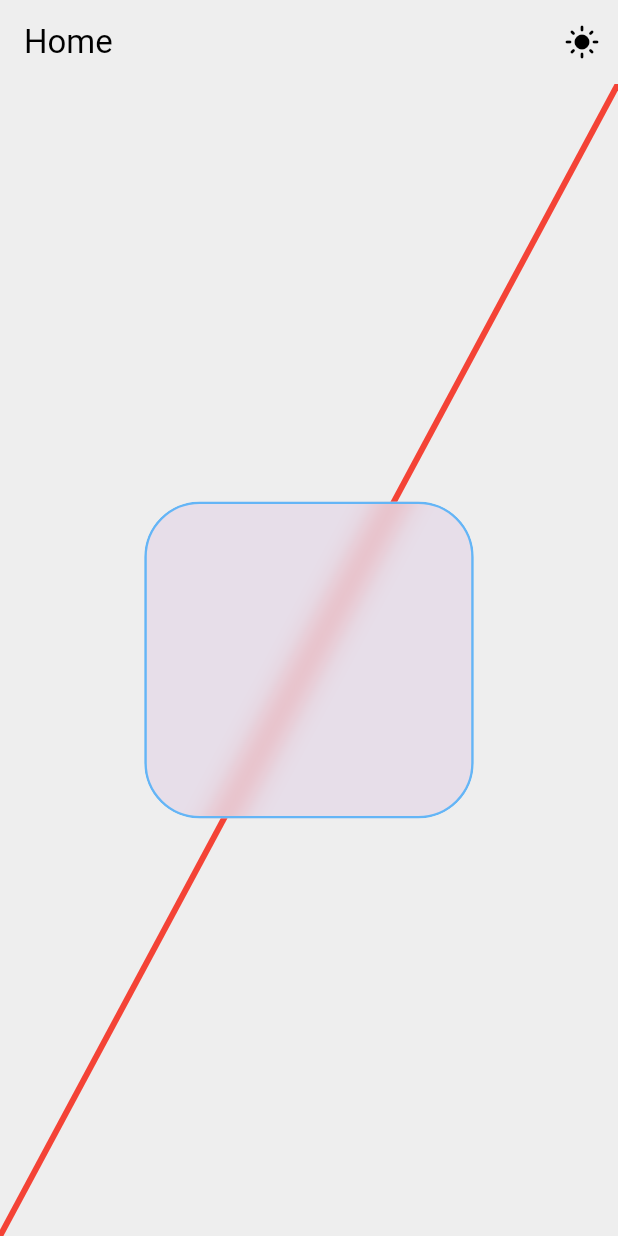
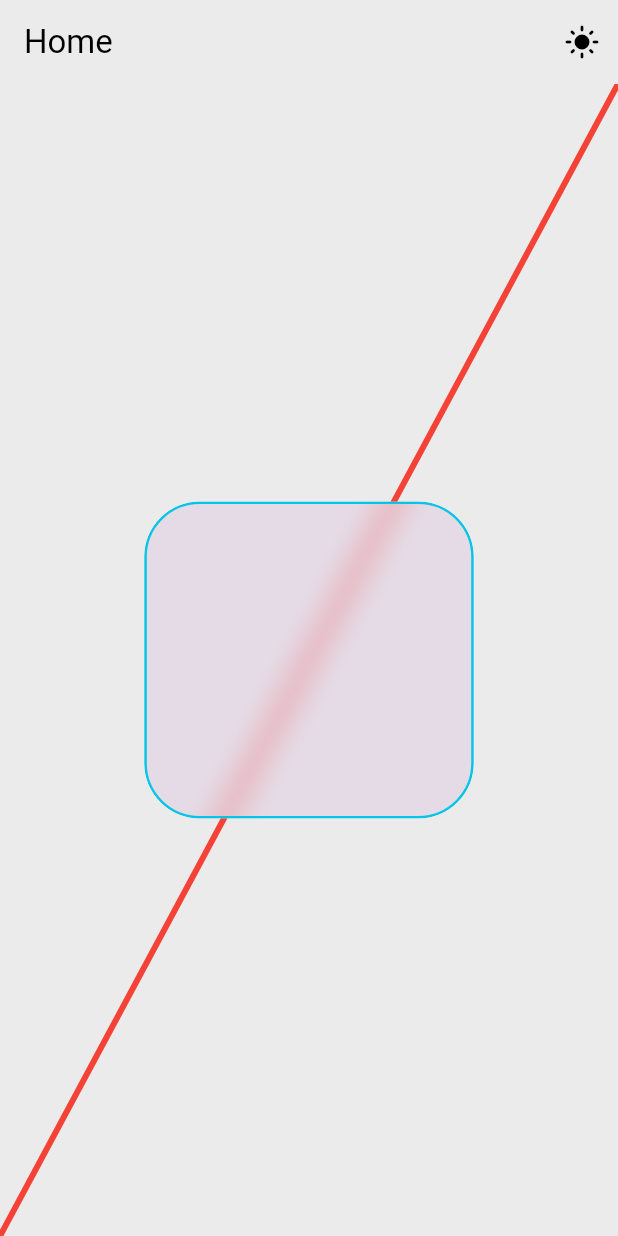
Before and after one commit to YigitAkture/InvesTracker, a Flutter app: the screen it shows after launch, on a phone screen of 412 x 824 dp. Run offline on Flutter 3.47's test engine with Material 3 defaults, Android fonts, the phone set to English and light mode, and no system bars; our stand-ins replace flutter_screenutil.

Commit message:
Add new app colors

```diff
--- /dev/null
+++ b/inves_tracker/devtools_options.yaml
@@ -0,0 +1,3 @@
+description: This file stores settings for Dart & Flutter DevTools.
+documentation: https://docs.flutter.dev/tools/devtools/extensions#configure-extension-enablement-states
+extensions:
--- a/inves_tracker/lib/core/constants/app_colors.dart
+++ b/inves_tracker/lib/core/constants/app_colors.dart
@@ -1,15 +1,37 @@
 import 'package:flutter/material.dart';
 
 class AppColors {
+
+  // --- Static Colors ---
+  static const Color danger = Color(0xFFDC0E0E);
+  static const Color danger2 = Color(0xFFCB0404);
+  static const Color danger3 = Color(0xFFC34141);
+
+  static const Color success = Color(0xFF78C841);
+  static const Color success2 = Color(0xFF5CB338);
+
+  static const Color warning = Color(0xFFFCCD2A);
+  static const Color warning2 = Color(0xFFFFC145);
+
+  static const Color teal = Color(0xFF00F5FF);
+  static const Color orange = Color(0xFFFF7F3F);
+  static const Color melon = Color(0xFFEDF492);
+  static const Color pink = Color(0xFFE83C91);
+  static const Color purple = Color(0xFF9C50CC);
+
   // --- Light Colors ---
-  static final Color primaryLight = Colors.blue[300]!;
-  static final Color secondaryLight = Colors.orange[600]!;
-  static final Color backgroundLight = Colors.grey[200]!;
+  static const Color primaryLight = Color(0xFF04C5E7); // TODO: CHANGE THIS
+  static const Color secondaryLight = Color(0xFFFA9A00); // TODO: CHANGE THIS
+  static final Color backgroundLight = Color(0xFFEBEBEB); // TODO: CHANGE THIS
+  static const Color backgroundLight2 = Color(0xFF2D2D47); // TODO: CHANGE THIS
+  static const Color foregroundLight = Color(0xFF41415D); // TODO: CHANGE THIS
 
   // --- Dark Colors ---
-  static const Color primaryDark = Colors.blueAccent;
-  static const Color secondaryDark = Colors.orange;
-  static const Color backgroundDark = Color(0xFF121212);
+  static const Color primaryDark = Colors.blueAccent; // TODO: CHANGE THIS
+  static const Color secondaryDark = Colors.orange; // TODO: CHANGE THIS
+  static const Color backgroundDark = Color(0xFF27283D);
+  static const Color backgroundDark2 = Color(0xFF2D2D47);
+  static const Color foregroundDark = Color(0xFF41415D);
 
   // --- Dynamic Getters ---
   static Color primary(BuildContext context) {
@@ -29,4 +51,16 @@ class AppColors {
         ? backgroundDark
         : backgroundLight;
   }
+
+  static Color background2(BuildContext context) {
+    return Theme.of(context).brightness == Brightness.dark
+        ? backgroundDark2
+        : backgroundLight2;
+  }
+
+  static Color foreground(BuildContext context) {
+    return Theme.of(context).brightness == Brightness.dark
+        ? foregroundDark
+        : foregroundLight;
+  }
 }
```
